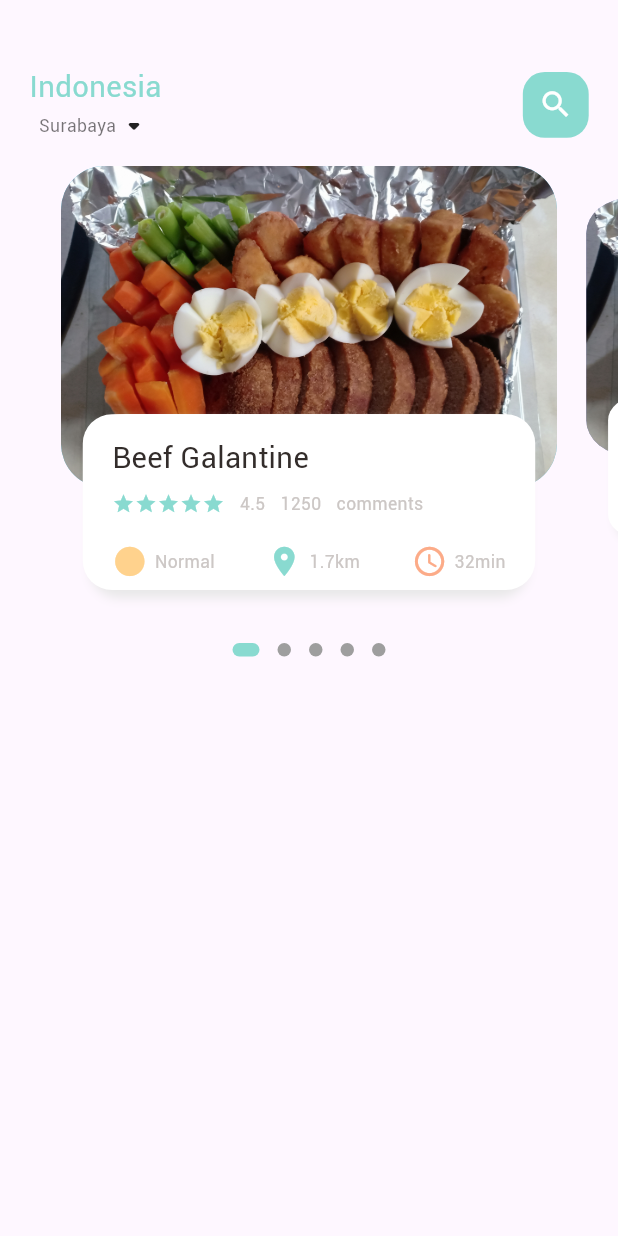
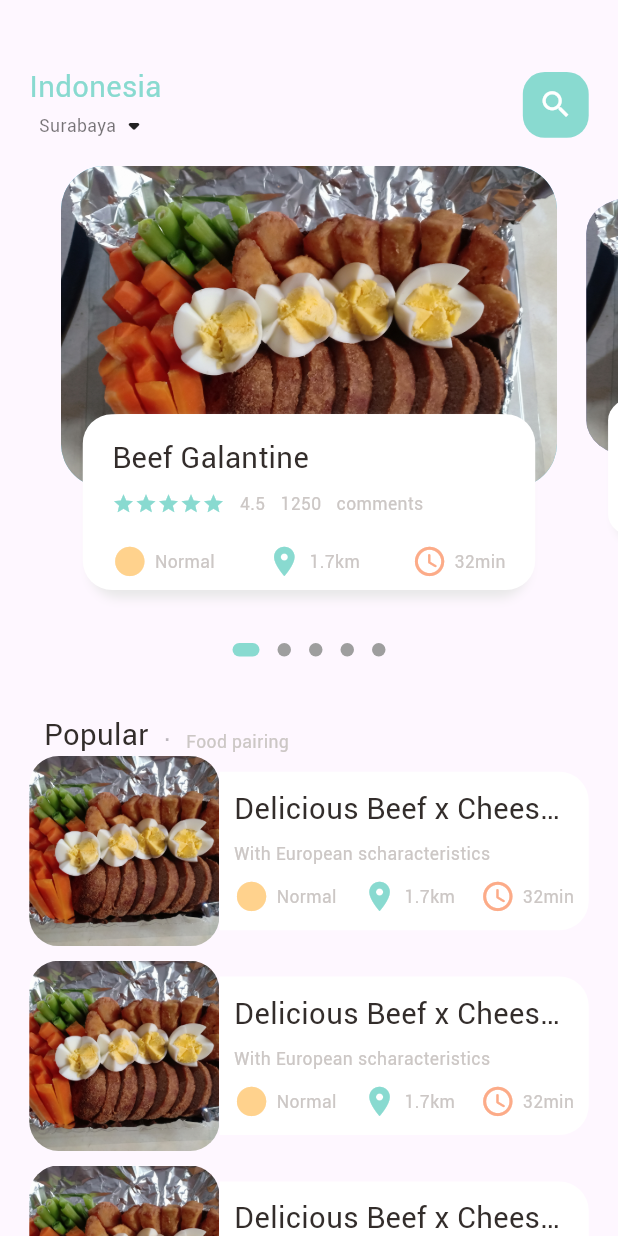
Before and after one commit to kezia2909/food_delivery_project_flutter, a Flutter app: the screen it shows after launch, on a phone screen of 412 x 824 dp. Run offline on Flutter 3.47's test engine with Material 2 defaults, Android fonts, the phone set to English and light mode, and no system bars; drawn by our look-alikes of dots_indicator; our stand-ins replace get.

Commit message:
3.17 - scrollable page, list view

```diff
--- a/lib/home/body_food_page.dart
+++ b/lib/home/body_food_page.dart
@@ -43,6 +43,7 @@ class _BodyFoodPageState extends State<BodyFoodPage> {
   Widget build(BuildContext context) {
     return Column(
       children: [
+        // slider
         Container(
           // color: Colors.redAccent,
           height: Dimensions.pageView,
@@ -54,6 +55,7 @@ class _BodyFoodPageState extends State<BodyFoodPage> {
             },
           ),
         ),
+        // dots
         DotsIndicator(
           dotsCount: 5,
           position: _currentPageValue,
@@ -64,7 +66,133 @@ class _BodyFoodPageState extends State<BodyFoodPage> {
             activeShape: RoundedRectangleBorder(
                 borderRadius: BorderRadius.circular(Dimensions.radius5)),
           ),
-        )
+        ),
+        // popular title
+        SizedBox(
+          height: Dimensions.height30,
+        ),
+        Container(
+          margin: EdgeInsets.only(
+            left: Dimensions.width30,
+            right: Dimensions.width30,
+          ),
+          child: Container(
+            // color: Colors.blueAccent,
+            child: Row(
+              crossAxisAlignment: CrossAxisAlignment.end,
+              children: [
+                Container(
+                  // color: Colors.amber,
+                  child: BigText(
+                    text: "Popular",
+                  ),
+                ),
+                SizedBox(
+                  width: Dimensions.width10,
+                ),
+                Container(
+                  // color: Colors.lightGreen,
+                  margin: const EdgeInsets.only(bottom: 3),
+                  child: BigText(
+                    text: ".",
+                    color: Colors.black26,
+                  ),
+                ),
+                SizedBox(
+                  width: Dimensions.width10,
+                ),
+                Container(
+                  // color: Colors.deepOrange,
+                  margin: const EdgeInsets.only(bottom: 2),
+                  child: SmallText(
+                    text: "Food pairing",
+                  ),
+                ),
+              ],
+            ),
+          ),
+        ),
+        // list of foods & images
+        ListView.builder(
+          physics: NeverScrollableScrollPhysics(),
+          shrinkWrap: true,
+          itemCount: 10,
+          itemBuilder: (context, index) {
+            return Container(
+              margin: EdgeInsets.only(
+                  left: Dimensions.width20,
+                  right: Dimensions.width20,
+                  bottom: Dimensions.height10),
+              child: Row(children: [
+                // image
+                Container(
+                  width: Dimensions.listViewImageSize,
+                  height: Dimensions.listViewImageSize,
+                  decoration: BoxDecoration(
+                    borderRadius: BorderRadius.circular(Dimensions.radius20),
+                    color: Colors.white38,
+                    image: DecorationImage(
+                      fit: BoxFit.cover,
+                      image: AssetImage("assets/image/food1.jpg"),
+                    ),
+                  ),
+                ),
+                // detail
+                Expanded(
+                  child: Container(
+                    height: Dimensions.listViewTextContainerSize,
+                    // width: Dimensions.width200,
+                    decoration: BoxDecoration(
+                        borderRadius: BorderRadius.only(
+                          topRight: Radius.circular(Dimensions.radius20),
+                          bottomRight: Radius.circular(Dimensions.radius20),
+                        ),
+                        color: Colors.white),
+                    child: Padding(
+                      padding: EdgeInsets.only(
+                          left: Dimensions.width10, right: Dimensions.width10),
+                      child: Column(
+                        crossAxisAlignment: CrossAxisAlignment.start,
+                        mainAxisAlignment: MainAxisAlignment.center,
+                        children: [
+                          BigText(
+                            text: "Delicious Beef x Cheese Food",
+                          ),
+                          SizedBox(
+                            height: Dimensions.height10,
+                          ),
+                          SmallText(
+                            text: "With European scharacteristics",
+                          ),
+                          SizedBox(
+                            height: Dimensions.height10,
+                          ),
+                          Row(
+                            mainAxisAlignment: MainAxisAlignment.spaceBetween,
+                            children: [
+                              IconAndTextWidget(
+                                  icon: Icons.circle_sharp,
+                                  text: "Normal",
+                                  iconColor: AppColors.iconColor1),
+                              IconAndTextWidget(
+                                  icon: Icons.location_on,
+                                  text: "1.7km",
+                                  iconColor: AppColors.mainColor),
+                              IconAndTextWidget(
+                                  icon: Icons.access_time_rounded,
+                                  text: "32min",
+                                  iconColor: AppColors.iconColor2),
+                            ],
+                          ),
+                        ],
+                      ),
+                    ),
+                  ),
+                )
+              ]),
+            );
+          },
+        ),
       ],
     );
   }
@@ -202,7 +330,7 @@ class _BodyFoodPageState extends State<BodyFoodPage> {
                             text: "32min",
                             iconColor: AppColors.iconColor2),
                       ],
-                    )
+                    ),
                   ],
                 ),
               ),
--- a/lib/home/main_food_page.dart
+++ b/lib/home/main_food_page.dart
@@ -67,7 +67,7 @@ class _MainFoodPageState extends State<MainFoodPage> {
             ),
           ),
           // BODY
-          BodyFoodPage(),
+          Expanded(child: SingleChildScrollView(child: BodyFoodPage())),
         ],
       ),
     );
--- a/lib/utils/dimensions.dart
+++ b/lib/utils/dimensions.dart
@@ -14,6 +14,7 @@ class Dimensions {
   static double height20 = screenHeight / 42.2;
   static double height30 = screenHeight / 28.13;
   static double height45 = screenHeight / 18.76;
+  static double height100 = screenHeight / 8.44;
 
   // dynamic width padding & margin
   static double width5 = screenHeight / 168.8;
@@ -22,6 +23,7 @@ class Dimensions {
   static double width20 = screenHeight / 42.2;
   static double width30 = screenHeight / 28.13;
   static double width45 = screenHeight / 18.76;
+  static double width200 = screenHeight / 4.22;
 
   // font size
   static double font12 = screenHeight / 70.33;
@@ -35,4 +37,8 @@ class Dimensions {
 
   // icon size
   static double iconSize24 = screenHeight / 35.17;
+
+  // image size
+  static double listViewImageSize = screenWidth / 3.25;
+  static double listViewTextContainerSize = screenWidth / 3.9;
 }
```
